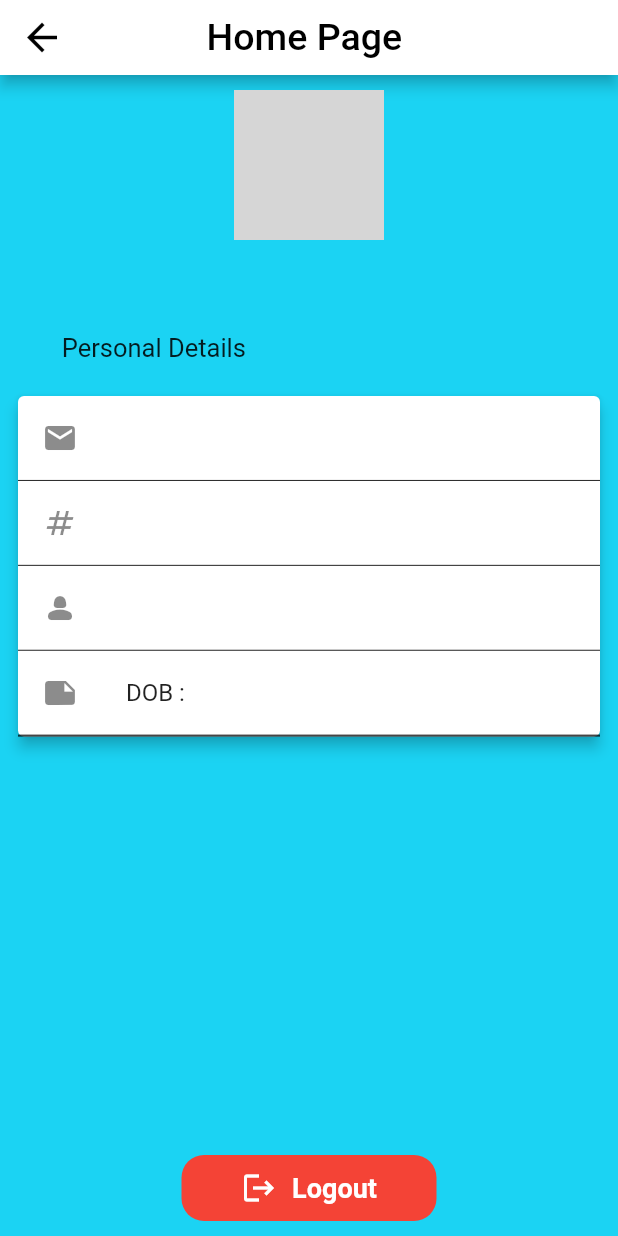
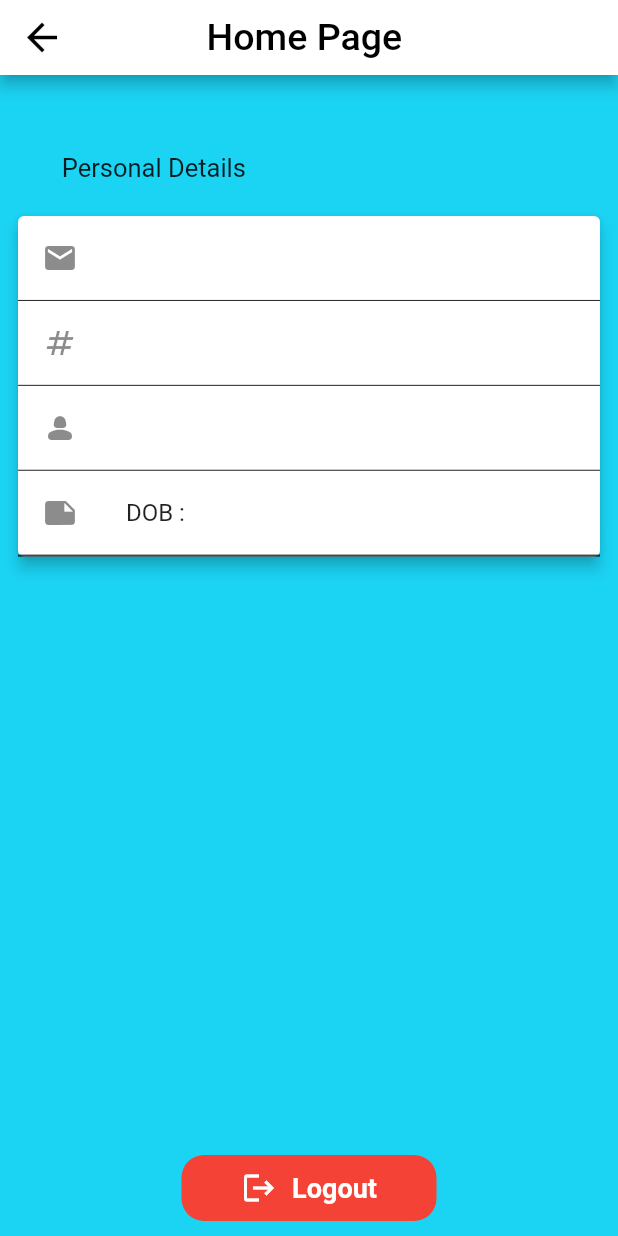
Before and after one commit to AshokWPD/Flutter_task, a Flutter app: the mobprof screen opened by its route, on a phone screen of 412 x 824 dp. Run offline on Flutter 3.47's test engine with Material 2 defaults, Android fonts, the phone set to English and light mode, and no system bars; our stand-ins replace cloud_firestore, firebase_auth, firebase_core, firebase_storage; accounts and stored records are empty; grey boxes are pictures that could not be loaded.

Commit message:
Update mob_profile.dart

```diff
--- a/lib/profile/mob_profile.dart
+++ b/lib/profile/mob_profile.dart
@@ -113,21 +113,21 @@ class _mobprofState extends State<mobprof> {
     return Row(
       mainAxisAlignment: MainAxisAlignment.center,
       children: [
-        Padding(
-          padding: const EdgeInsets.all(10.0),
-          child: Container(
-            height: 100,
-            width: 100,
-            decoration: const BoxDecoration(
-                //borderRadius: BorderRadius.all(Radius.circular(10.0)),
-                shape: BoxShape.circle,
-                image: DecorationImage(
-                    fit: BoxFit.fill,
-                    image: AssetImage('assets/image/profileava.png'))
-                // color: Colors.orange[100],
-                ),
-          ),
-        ),
+        // Padding(
+        //   padding: const EdgeInsets.all(10.0),
+        //   child: Container(
+        //     height: 100,
+        //     width: 100,
+        //     decoration: const BoxDecoration(
+        //         //borderRadius: BorderRadius.all(Radius.circular(10.0)),
+        //         shape: BoxShape.circle,
+        //         image: DecorationImage(
+        //             fit: BoxFit.fill,
+        //             image: AssetImage('assets/image/profileava.png'))
+        //         // color: Colors.orange[100],
+        //         ),
+        //   ),
+        // ),
       ],
     );
   }
```
